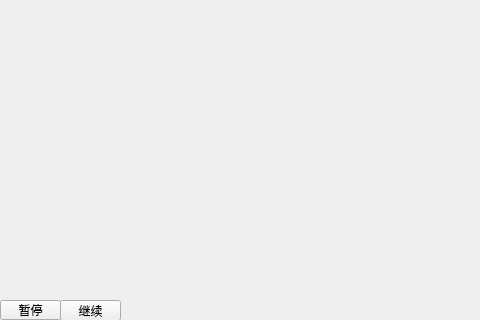
The window that mainwindow.ui (xiaoqiche/TowerDefenseQt) describes before a commit, drawn with Qt 5.
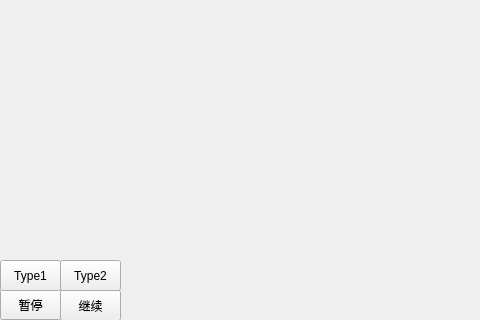
The same window after the commit.

Commit message: 建立两个按钮进行塔的类型转换

```diff
--- a/mainwindow.ui
+++ b/mainwindow.ui
@@ -21,9 +21,9 @@
     <property name="geometry">
      <rect>
       <x>0</x>
-      <y>300</y>
+      <y>289</y>
       <width>61</width>
-      <height>20</height>
+      <height>31</height>
      </rect>
     </property>
     <property name="text">
@@ -34,15 +34,44 @@
     <property name="geometry">
      <rect>
       <x>60</x>
-      <y>300</y>
+      <y>290</y>
       <width>61</width>
-      <height>21</height>
+      <height>31</height>
      </rect>
     </property>
     <property name="text">
      <string>继续</string>
     </property>
    </widget>
+   <widget class="QPushButton" name="ChangeType">
+    <property name="geometry">
+     <rect>
+      <x>0</x>
+      <y>260</y>
+      <width>61</width>
+      <height>31</height>
+     </rect>
+    </property>
+    <property name="autoFillBackground">
+     <bool>false</bool>
+    </property>
+    <property name="text">
+     <string>Type1</string>
+    </property>
+   </widget>
+   <widget class="QPushButton" name="ChangeType_2">
+    <property name="geometry">
+     <rect>
+      <x>60</x>
+      <y>260</y>
+      <width>61</width>
+      <height>31</height>
+     </rect>
+    </property>
+    <property name="text">
+     <string>Type2</string>
+    </property>
+   </widget>
   </widget>
  </widget>
  <layoutdefault spacing="6" margin="11"/>
```
The commit also changes 3 other files.
